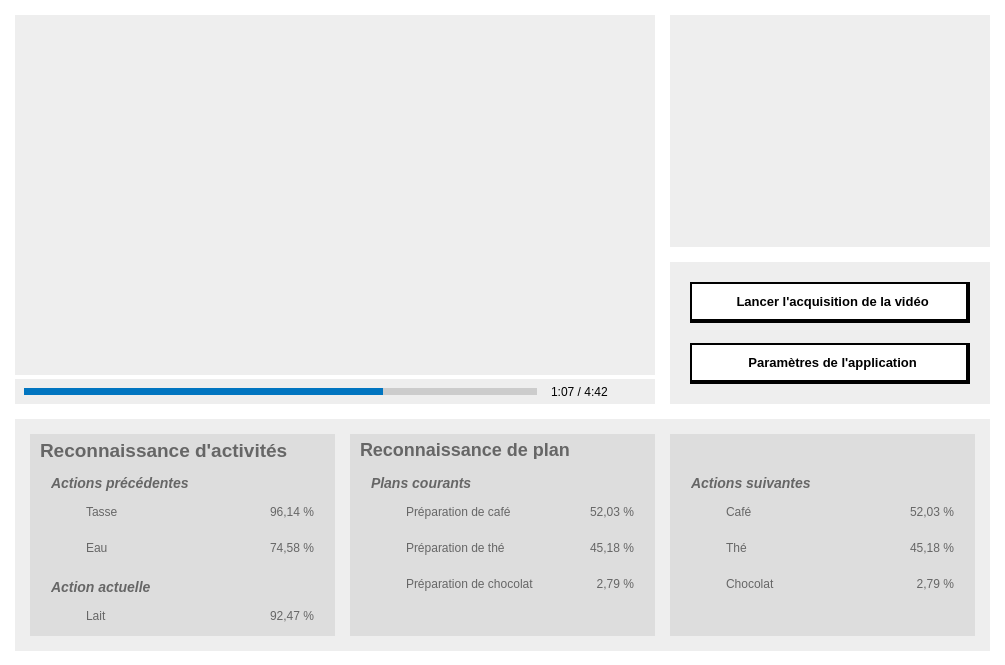
Above: src/fenetreprincipale.ui from MathGravel/ImageRec before the change. Below: the same form after it.
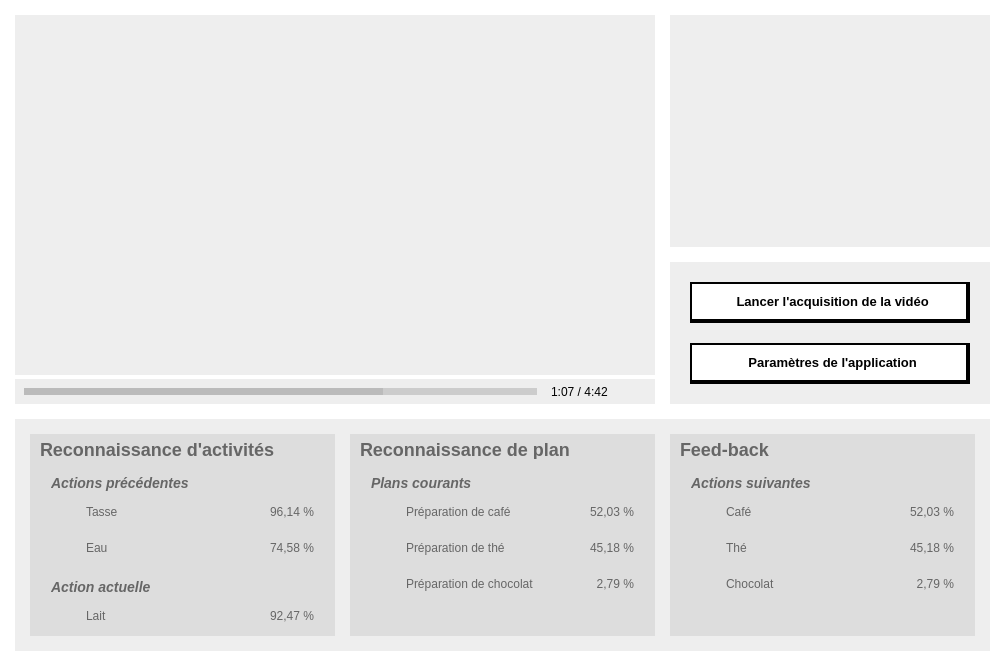
That is the form after the change. Icons and pictures are not drawn. Custom widgets are drawn as their Qt base class.

Commit message: Avancement de l'interface graphique

```diff
--- a/src/fenetreprincipale.ui
+++ b/src/fenetreprincipale.ui
@@ -149,7 +149,7 @@
 }
 
 QProgressBar::chunk {
-background: #0175C0;
+background: #bbb;
 border: none;
 }</string>
             </property>
@@ -613,13 +613,14 @@
             </property>
             <property name="font">
              <font>
-              <pointsize>14</pointsize>
+              <pointsize>-1</pointsize>
               <weight>75</weight>
               <bold>true</bold>
              </font>
             </property>
             <property name="styleSheet">
-             <string notr="true"/>
+             <string notr="true">font-size: 18px;
+font-weight: bold;</string>
             </property>
             <property name="text">
              <string>Reconnaissance d'activités</string>
@@ -1359,7 +1360,7 @@
 font-weight: bold;</string>
             </property>
             <property name="text">
-             <string/>
+             <string>Feed-back</string>
             </property>
             <property name="alignment">
              <set>Qt::AlignLeading|Qt::AlignLeft|Qt::AlignTop</set>
```
Left out of the diff: 4 changed lines with no effect on the pictures. The commit also changes 5 other files.
